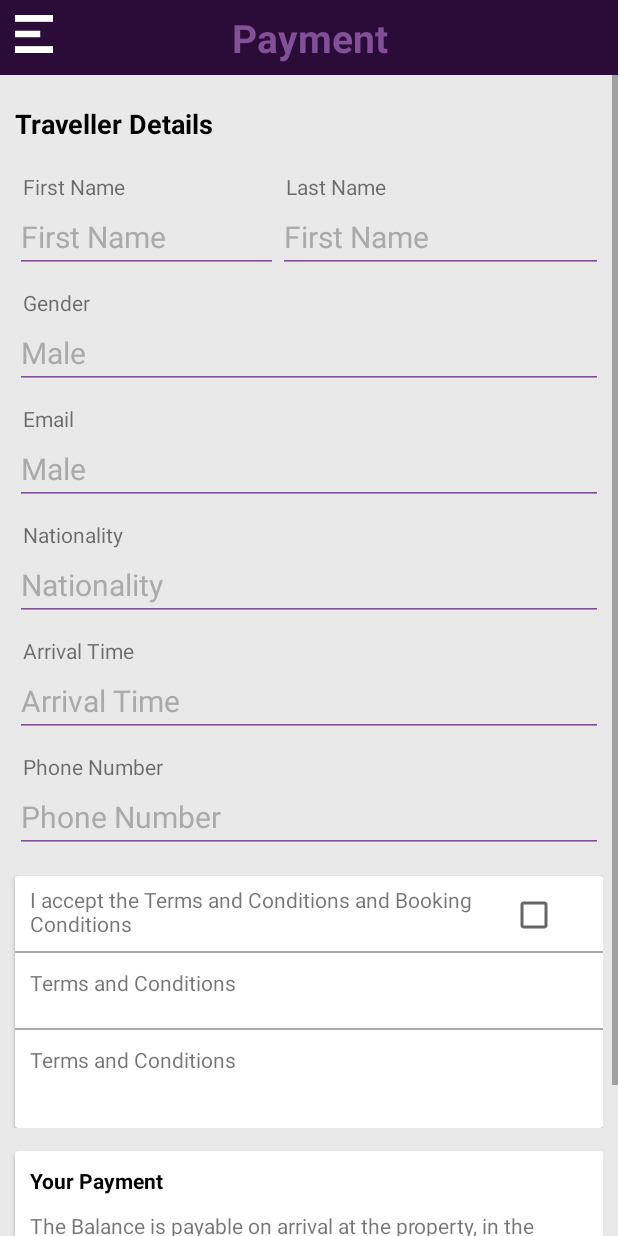
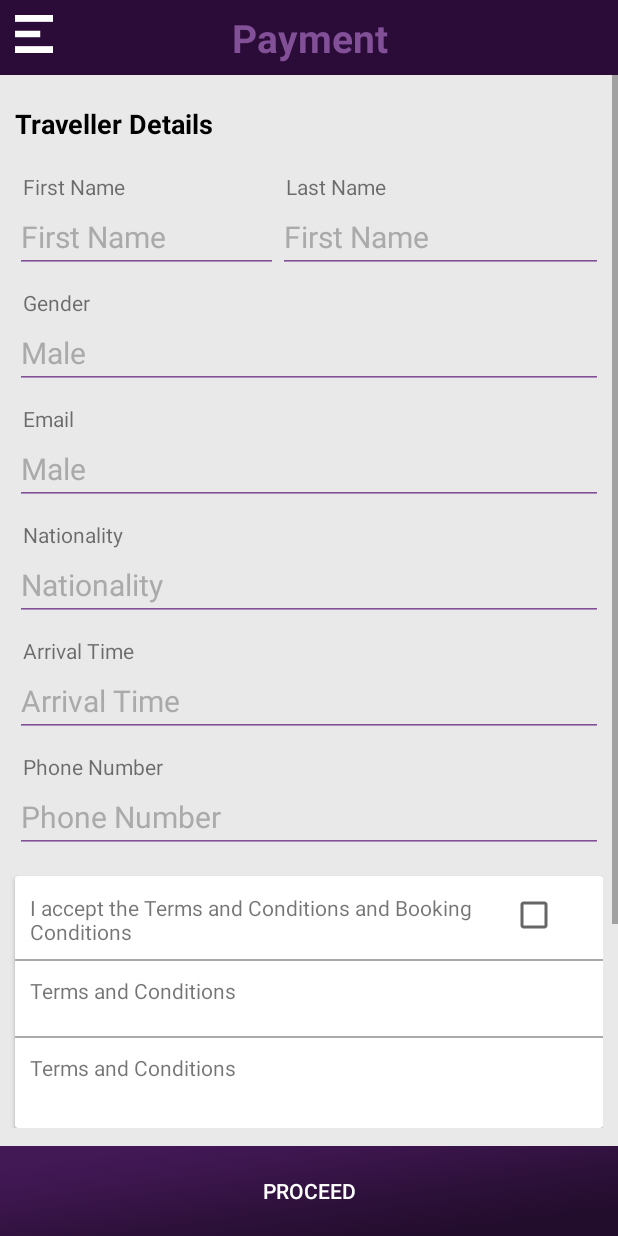
Before and after one commit to RanaMuneeb9/HostIn, an Android app: the fragment payment placed in its activity, on a phone screen of 412 x 824 dp. Run offline under Robolectric (Android 15) with nearby library versions, the phone set to English and light mode, and no system bars; libraries missing offline, so code that uses them is left out: com.balysv.materialripple; 2 statements that could not run were skipped.

Commit message:
payment updated

```diff
--- a/app/src/main/java/com/munib/hostin/HostelProfile.java
+++ b/app/src/main/java/com/munib/hostin/HostelProfile.java
@@ -137,8 +137,11 @@ public class HostelProfile extends Fragment implements Filters.OnFragmentInterac
     @Override
     public void onDetach() {
         super.onDetach();
+        getFragmentManager().popBackStack();
 
     }
+
+
 
     @Override
     public void onFragmentInteraction(Uri uri) {
--- a/app/src/main/java/com/munib/hostin/MainActivity.java
+++ b/app/src/main/java/com/munib/hostin/MainActivity.java
@@ -123,13 +123,14 @@ public class MainActivity extends AppCompatActivity
 
             FragmentManager fm = getSupportFragmentManager();
             payment fragment = new payment();
-            fm.beginTransaction().replace(R.id.fragment,fragment).commit();
+            fm.beginTransaction().replace(R.id.fragment,fragment).addToBackStack(null).commit();
 
         } else if (id == R.id.saved) {
 
             FragmentManager fm = getSupportFragmentManager();
             Saved_hostels fragment = new Saved_hostels();
-            fm.beginTransaction().replace(R.id.fragment,fragment).commit();
+            fm.beginTransaction().replace(R.id.fragment,fragment).addToBackStack(null).commit();
+
 
         } else if (id == R.id.my_profile) {
 
--- a/app/src/main/java/com/munib/hostin/Main_fragment.java
+++ b/app/src/main/java/com/munib/hostin/Main_fragment.java
@@ -1,5 +1,6 @@
 package com.munib.hostin;
 
+import android.app.FragmentManager;
 import android.content.Context;
 import android.net.Uri;
 import android.os.Bundle;
@@ -87,6 +88,7 @@ public class Main_fragment extends Fragment implements Filters.OnFragmentInterac
                              Bundle savedInstanceState) {
         // Inflate the layout for this fragment
         View v = inflater.inflate(R.layout.main_fragment, container, false);
+
 
         Button drawe_bnt=(Button) v.findViewById(R.id.drawer_btn);
         drawe_bnt.setOnClickListener(new View.OnClickListener() {
--- a/app/src/main/java/com/munib/hostin/Saved_hostels.java
+++ b/app/src/main/java/com/munib/hostin/Saved_hostels.java
@@ -146,6 +146,7 @@ public class Saved_hostels extends Fragment {
     public void onDetach() {
         super.onDetach();
         mListener = null;
+        getFragmentManager().popBackStack();
     }
 
     /**
--- a/app/src/main/java/com/munib/hostin/payment.java
+++ b/app/src/main/java/com/munib/hostin/payment.java
@@ -4,6 +4,7 @@ import android.content.Context;
 import android.net.Uri;
 import android.os.Bundle;
 import android.support.v4.app.Fragment;
+import android.support.v4.app.FragmentTransaction;
 import android.view.Gravity;
 import android.view.LayoutInflater;
 import android.view.View;
@@ -24,6 +25,8 @@ public class payment extends Fragment {
     // the fragment initialization parameters, e.g. ARG_ITEM_NUMBER
     private static final String ARG_PARAM1 = "param1";
     private static final String ARG_PARAM2 = "param2";
+
+    Button proceed;
 
     // TODO: Rename and change types of parameters
     private String mParam1;
@@ -83,6 +86,16 @@ public class payment extends Fragment {
             }
         });
 
+        proceed=(Button)v.findViewById(R.id.pay_proceed);
+        proceed.setOnClickListener(new View.OnClickListener() {
+            @Override
+            public void onClick(View v) {
+                Fragment main=new Main_fragment();
+                FragmentTransaction transaction=getFragmentManager().beginTransaction();
+                transaction.replace(R.id.fragment,main).addToBackStack(null).commit();
+            }
+        });
+
         return  v;
     }
 
--- a/app/src/main/res/layout/fragment_payment.xml
+++ b/app/src/main/res/layout/fragment_payment.xml
@@ -42,23 +42,29 @@
             android:textStyle="bold" />
 
 
-
+        <Button
+            android:id="@+id/pay_proceed"
+            android:layout_width="match_parent"
+            android:layout_height="60dp"
+            android:layout_alignParentBottom="true"
+            android:layout_alignParentLeft="true"
+            android:layout_alignParentStart="true"
+            android:background="@drawable/signup_background"
+            android:text="Proceed"
+            android:textColor="@android:color/white" />
 
         <ScrollView
             android:layout_width="match_parent"
             android:layout_height="match_parent"
+            android:layout_below="@+id/paymenttxt"
             android:layout_alignParentLeft="true"
             android:layout_alignParentStart="true"
-            android:layout_below="@+id/paymenttxt"
             android:id="@+id/scrollView2">
 
-            <RelativeLayout
-                android:layout_width="match_parent"
-                android:layout_height="890dp">
 
             <LinearLayout
                 android:layout_width="match_parent"
-                    android:layout_height="890dp"
+                android:layout_height="wrap_content"
                 android:orientation="vertical">
 
                 <TextView
@@ -72,8 +78,8 @@
                     android:layout_marginStart="10dp"
                     android:layout_marginTop="20dp"
                     android:text="Traveller Details"
+                    android:textColor="@android:color/black"
                     android:textSize="18sp"
-                        android:textColor="@android:color/black"
                     android:textStyle="bold" />
 
                 <LinearLayout
@@ -300,6 +306,7 @@
                                     android:layout_height="wrap_content"
                                     android:layout_marginLeft="5dp"
                                     android:layout_marginStart="10dp"
+                                    android:layout_marginTop="5dp"
                                     android:text="I accept the Terms and Conditions and Booking Conditions" />
 
                                 <CheckBox
@@ -313,6 +320,7 @@
                             <View
                                 android:layout_width="match_parent"
                                 android:layout_height="1dp"
+                                android:layout_marginTop="5dp"
                                 android:background="@android:color/darker_gray" />
 
                             <TextView
@@ -340,8 +348,8 @@
                 </LinearLayout>
 
                 <LinearLayout
-                        android:layout_width="match_parent"
-                        android:layout_height="180dp"
+                    android:layout_width="wrap_content"
+                    android:layout_height="172dp"
                     android:layout_marginRight="10dp"
                     android:layout_marginTop="10dp"
                     android:orientation="vertical">
@@ -366,6 +374,7 @@
                                 android:paddingLeft="10dp"
                                 android:paddingTop="10dp"
                                 android:text="Your Payment"
+                                android:textSize="18sp"
                                 android:textColor="@android:color/black"
                                 android:textStyle="bold" />
 
@@ -382,7 +391,7 @@
 
                             <TextView
                                 android:layout_width="match_parent"
-                                    android:layout_height="50dp"
+                                android:layout_height="74dp"
                                 android:layout_marginTop="10dp"
                                 android:paddingLeft="10dp"
                                 android:text="Balance payable to the property includs tax" />
@@ -394,9 +403,50 @@
 
                 </LinearLayout>
 
+                <LinearLayout
+                    android:layout_width="match_parent"
+                    android:layout_height="174dp"
+                    android:layout_marginRight="10dp"
+                    android:orientation="vertical">
+
+                    <TextView
+                        android:layout_width="match_parent"
+                        android:layout_height="wrap_content"
+                        android:layout_marginLeft="15dp"
+                        android:layout_marginRight="10dp"
+                        android:layout_marginStart="15dp"
+                        android:layout_marginTop="10dp"
+                        android:text="Payment Option"
+                        android:textColor="@android:color/black"
+                        android:textSize="18sp"
+                        android:textStyle="bold" />
+
+                    <android.support.v7.widget.CardView
+                        android:id="@+id/card3"
+                        android:layout_width="match_parent"
+                        android:layout_height="58dp"
+                        android:layout_marginLeft="10dp"
+                        android:layout_marginRight="10dp"
+                        android:layout_marginStart="10dp"
+                        android:layout_marginTop="10dp">
+
+                        <Button
+                            android:layout_width="match_parent"
+                            android:layout_height="match_parent"
+                            android:background="@android:color/white"
+                            android:gravity="start"
+                            android:paddingLeft="15dp"
+                            android:paddingStart="15dp"
+                            android:paddingTop="15dp"
+                            android:text="Credit/Debit Card"
+                            android:textSize="16sp" />
+
+                    </android.support.v7.widget.CardView>
+
+
                 </LinearLayout>
 
-            </RelativeLayout>
+            </LinearLayout>
 
         </ScrollView>
 
```
Lines whose indentation alone changed are shown as unchanged.
